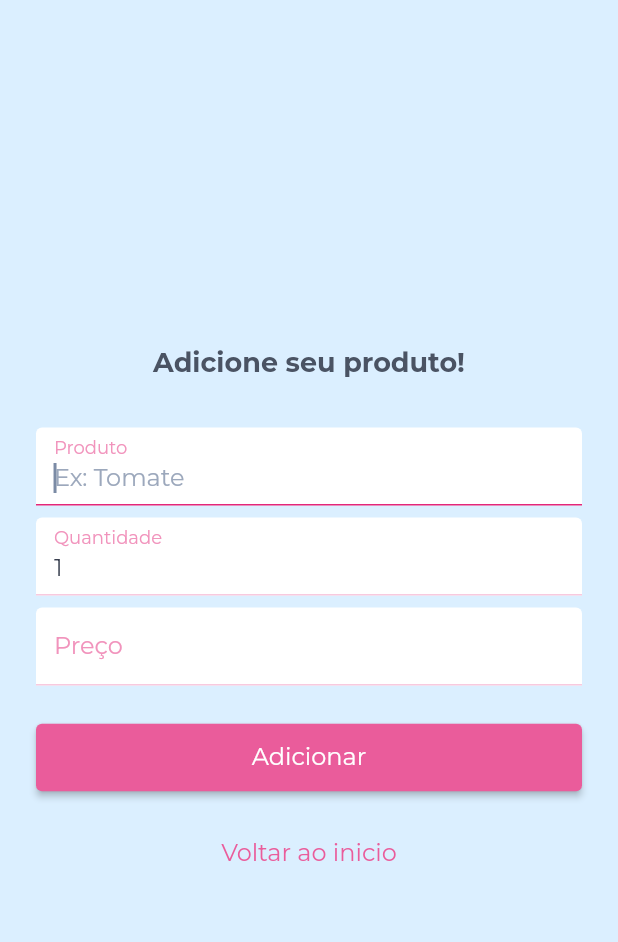
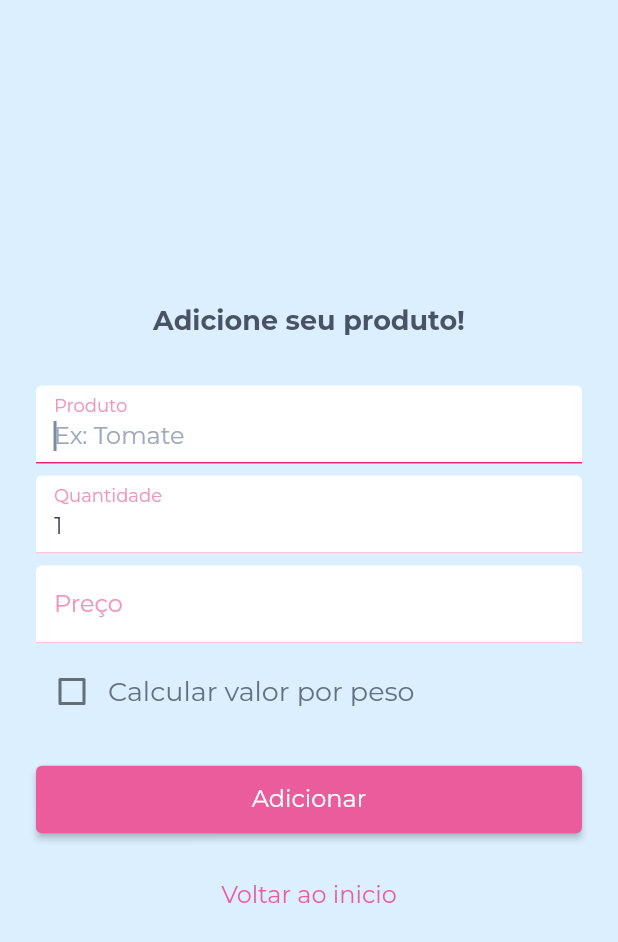
Before and after one commit to ViniciusPii/market-list-getx-flutter, a Flutter app: the screen it shows after launch, after a tap on an icon or button, on a phone screen of 412 x 824 dp. Shown: the top 942 px of the screen. Run offline on Flutter 3.47's test engine with Material 2 defaults, Android fonts, the phone set to English and light mode, and no system bars; our stand-ins replace cloud_firestore, firebase_core, flutter_slidable, font_awesome_flutter, google_fonts; accounts and stored records are empty.

Commit message:
feature de escolher por peso ou quantidade

```diff
--- a/lib/models/product_model.dart
+++ b/lib/models/product_model.dart
@@ -9,6 +9,8 @@ class ProductModel {
     required this.quantity,
     required this.fullPrice,
     required this.timestamp,
+    required this.weight,
+    this.isSelected = false,
   });
 
   factory ProductModel.fromDocument(DocumentSnapshot<Map<String, dynamic>> doc) {
@@ -19,6 +21,8 @@ class ProductModel {
       price: double.parse(doc['price'].toString()),
       fullPrice: double.parse(doc['fullPrice'].toString()),
       timestamp: DateTime.parse(doc['timestamp'].toDate().toString()),
+      weight: double.parse(doc['weight'].toString()),
+      isSelected: doc['isSelected'].toString() == 'true',
     );
   }
 
@@ -29,6 +33,8 @@ class ProductModel {
       'price': price,
       'fullPrice': fullPrice,
       'timestamp': timestamp,
+      'weight': weight,
+      'isSelected': isSelected,
     };
   }
 
@@ -38,13 +44,18 @@ class ProductModel {
   final int quantity;
   final double fullPrice;
   final DateTime timestamp;
+  final double weight;
+  final bool isSelected;
 
-  static double changeFullPrice(double price, int quantity) {
-    return quantity * price;
-  }
+  static double changeFullPriceQuantity(double price, int quantity) => quantity * price;
 
-  static String formatCurrency(double value) {
-    final String real = NumberFormat.currency(locale: 'pt_BR', name: 'R\$').format(value);
-    return real;
-  }
+  static double changeFullPriceWeight(double price, double weight) => weight * price;
+
+  static String formatCurrency(double value) =>
+      NumberFormat.currency(locale: 'pt_BR', name: 'R\$').format(value);
+
+  static String formatWeight(double value) =>
+      NumberFormat.currency(locale: 'pt_BR', name: 'Kg ', decimalDigits: 3).format(value);
+
+  static String formatGrams(double value) => (value * 1000).toStringAsFixed(0);
 }
--- a/lib/pages/forms/form_page.dart
+++ b/lib/pages/forms/edit_product_page.dart
@@ -7,42 +7,44 @@ import 'package:market_list/theme/app_colors.dart';
 import 'package:market_list/theme/app_dimension.dart';
 import 'package:market_list/theme/app_fonts.dart';
 import 'package:market_list/utils/masks/currency_mask_formatter.dart';
+import 'package:market_list/utils/masks/weight_mask_formatter.dart';
 import 'package:market_list/utils/validators/form_validators.dart';
 import 'package:provider/provider.dart';
 
-class FormPage extends StatefulWidget {
-  const FormPage({
+class EditProductPage extends StatefulWidget {
+  const EditProductPage({
     Key? key,
-    this.product,
+    required this.product,
   }) : super(key: key);
 
-  final ProductModel? product;
+  final ProductModel product;
 
   @override
-  _FormPageState createState() => _FormPageState();
+  _EditProductPageState createState() => _EditProductPageState();
 }
 
-class _FormPageState extends State<FormPage> {
+class _EditProductPageState extends State<EditProductPage> {
   final GlobalKey<FormState> _form = GlobalKey<FormState>();
   TextEditingController _productEC = TextEditingController();
   TextEditingController _quantityEC = TextEditingController(text: '1');
   TextEditingController _priceEC = TextEditingController();
+  TextEditingController _weightEC = TextEditingController(text: '0');
 
   @override
   void dispose() {
     _productEC.dispose();
     _quantityEC.dispose();
     _priceEC.dispose();
+    _weightEC.dispose();
     super.dispose();
   }
 
   @override
   void initState() {
-    if (widget.product != null) {
-      _productEC = TextEditingController(text: widget.product!.productName);
-      _quantityEC = TextEditingController(text: widget.product!.quantity.toString());
-      _priceEC = TextEditingController(text: ProductModel.formatCurrency(widget.product!.price));
-    }
+    _productEC = TextEditingController(text: widget.product.productName);
+    _quantityEC = TextEditingController(text: widget.product.quantity.toString());
+    _priceEC = TextEditingController(text: ProductModel.formatCurrency(widget.product.price));
+    _weightEC = TextEditingController(text: ProductModel.formatWeight(widget.product.weight));
     super.initState();
   }
 
@@ -64,9 +66,7 @@ class _FormPageState extends State<FormPage> {
                 mainAxisAlignment: MainAxisAlignment.center,
                 children: <Widget>[
                   Text(
-                    widget.product == null
-                        ? 'Adicione seu produto!'
-                        : 'Editando ${widget.product!.productName}!',
+                    'Editando ${widget.product.productName}!',
                     style: AppFonts.size_4(weight: FontWeight.bold, color: AppColors.neutral[700]),
                   ),
                   const SizedBox(height: AppDimension.dm_32),
@@ -82,6 +82,19 @@ class _FormPageState extends State<FormPage> {
                     controller: _productEC,
                   ),
                   const SizedBox(height: AppDimension.dm_8),
+                  if (widget.product.isSelected)
+                    TextInputComponent(
+                      label: 'Peso',
+                      hint: 'Ex: Kg 0,500',
+                      formatters: <TextInputFormatter>[
+                        FilteringTextInputFormatter.digitsOnly,
+                        WeightMaskFormatter(),
+                      ],
+                      type: TextInputType.number,
+                      validators: FormValidators.checkWeight,
+                      controller: _weightEC,
+                    )
+                  else
                     TextInputComponent(
                       label: 'Quantidade',
                       hint: 'Ex: 1',
@@ -116,9 +129,7 @@ class _FormPageState extends State<FormPage> {
                               ),
                             )
                           : ElevatedButton(
-                              onPressed: () => widget.product == null
-                                  ? _saveProduct(productListRepository)
-                                  : _updateProduct(productListRepository),
+                              onPressed: () => _updateProduct(productListRepository),
                               child: const Text('Adicionar'),
                               style: ElevatedButton.styleFrom(
                                 primary: AppColors.pink[400],
@@ -145,35 +156,16 @@ class _FormPageState extends State<FormPage> {
     );
   }
 
-  Future<void> _saveProduct(ProductListRepository productListRepository) async {
+  Future<void> _updateProduct(ProductListRepository productListRepository) async {
     if (_form.currentState!.validate()) {
+      final String id = widget.product.id;
       final String productName = _productEC.text.trim();
       final double price = CurrencyMaskFormatter.unMaskFormatted(_priceEC.text);
+      final double weight = WeightMaskFormatter.unMaskFormatted(_weightEC.text);
       final int quantity = int.parse(_quantityEC.text);
-      final double fullPrice = ProductModel.changeFullPrice(price, quantity);
-      final DateTime timestamp = DateTime.now();
-
-      await productListRepository.save(
-        ProductModel(
-          productName: productName,
-          price: price,
-          quantity: quantity,
-          fullPrice: fullPrice,
-          timestamp: timestamp,
-        ),
-      );
-
-      Navigator.pop(context);
-    }
-  }
-
-  Future<void> _updateProduct(ProductListRepository productListRepository) async {
-    if (_form.currentState!.validate()) {
-      final String id = widget.product!.id;
-      final String productName = _productEC.text.trim();
-      final double price = CurrencyMaskFormatter.unMaskFormatted(_priceEC.text);
-      final int quantity = int.parse(_quantityEC.text);
-      final double fullPrice = ProductModel.changeFullPrice(price, quantity);
+      final double fullPrice = widget.product.isSelected
+          ? ProductModel.changeFullPriceWeight(price, weight)
+          : ProductModel.changeFullPriceQuantity(price, quantity);
       final DateTime timestamp = DateTime.now();
 
       await productListRepository.update(
@@ -184,6 +176,8 @@ class _FormPageState extends State<FormPage> {
           quantity: quantity,
           fullPrice: fullPrice,
           timestamp: timestamp,
+          weight: weight,
+          isSelected: widget.product.isSelected,
         ),
       );
 
--- /dev/null
+++ b/lib/pages/forms/save_product_page.dart
@@ -0,0 +1,191 @@
+import 'package:flutter/material.dart';
+import 'package:flutter/services.dart';
+import 'package:market_list/components/text_input_component.dart';
+import 'package:market_list/models/product_model.dart';
+import 'package:market_list/repositories/product_list_repository.dart';
+import 'package:market_list/theme/app_colors.dart';
+import 'package:market_list/theme/app_dimension.dart';
+import 'package:market_list/theme/app_fonts.dart';
+import 'package:market_list/utils/masks/currency_mask_formatter.dart';
+import 'package:market_list/utils/masks/weight_mask_formatter.dart';
+import 'package:market_list/utils/validators/form_validators.dart';
+import 'package:provider/provider.dart';
+
+class SaveProductPage extends StatefulWidget {
+  const SaveProductPage({
+    Key? key,
+  }) : super(key: key);
+
+  @override
+  _SaveProductPageState createState() => _SaveProductPageState();
+}
+
+class _SaveProductPageState extends State<SaveProductPage> {
+  final GlobalKey<FormState> _form = GlobalKey<FormState>();
+  final TextEditingController _productEC = TextEditingController();
+  final TextEditingController _quantityEC = TextEditingController(text: '1');
+  final TextEditingController _priceEC = TextEditingController();
+  final TextEditingController _weightEC = TextEditingController();
+
+  bool _isSelected = false;
+
+  @override
+  void dispose() {
+    _productEC.dispose();
+    _quantityEC.dispose();
+    _priceEC.dispose();
+    _weightEC.dispose();
+    super.dispose();
+  }
+
+  @override
+  Widget build(BuildContext context) {
+    return Scaffold(
+      backgroundColor: AppColors.celeste[200],
+      body: Center(
+        child: SingleChildScrollView(
+          child: Padding(
+            padding: const EdgeInsets.symmetric(
+              vertical: AppDimension.dm_16,
+              horizontal: AppDimension.dm_24,
+            ),
+            child: Form(
+              key: _form,
+              child: Column(
+                crossAxisAlignment: CrossAxisAlignment.center,
+                mainAxisAlignment: MainAxisAlignment.center,
+                children: <Widget>[
+                  Text(
+                    'Adicione seu produto!',
+                    style: AppFonts.size_4(weight: FontWeight.bold, color: AppColors.neutral[700]),
+                  ),
+                  const SizedBox(height: AppDimension.dm_32),
+                  TextInputComponent(
+                    label: 'Produto',
+                    hint: 'Ex: Tomate',
+                    formatters: <TextInputFormatter>[
+                      FilteringTextInputFormatter.allow(
+                        RegExp('[A-Za-záàâãéèêíïóôõöúçñÁÀÂÃÉÈÍÏÓÔÕÖÚÇÑ ]+|s'),
+                      ),
+                    ],
+                    validators: FormValidators.checkNotEmptyProductName,
+                    controller: _productEC,
+                  ),
+                  const SizedBox(height: AppDimension.dm_8),
+                  if (_isSelected)
+                    TextInputComponent(
+                      label: 'Peso',
+                      hint: 'Ex: Kg 0,500',
+                      formatters: <TextInputFormatter>[
+                        FilteringTextInputFormatter.digitsOnly,
+                        WeightMaskFormatter(),
+                      ],
+                      type: TextInputType.number,
+                      validators: FormValidators.checkWeight,
+                      controller: _weightEC,
+                    )
+                  else
+                    TextInputComponent(
+                      label: 'Quantidade',
+                      hint: 'Ex: 1',
+                      formatters: <TextInputFormatter>[
+                        FilteringTextInputFormatter.digitsOnly,
+                      ],
+                      type: TextInputType.number,
+                      validators: FormValidators.checkAmount,
+                      controller: _quantityEC,
+                    ),
+                  const SizedBox(height: AppDimension.dm_8),
+                  TextInputComponent(
+                    label: 'Preço',
+                    hint: 'Ex: R\$ 2,50',
+                    formatters: <TextInputFormatter>[
+                      FilteringTextInputFormatter.digitsOnly,
+                      CurrencyMaskFormatter(),
+                    ],
+                    type: TextInputType.number,
+                    validators: FormValidators.checkPrice,
+                    controller: _priceEC,
+                  ),
+                  const SizedBox(height: AppDimension.dm_8),
+                  Row(
+                    children: <Widget>[
+                      Checkbox(
+                        value: _isSelected,
+                        onChanged: (bool? value) {
+                          setState(() => _isSelected = value!);
+                        },
+                      ),
+                      Text(
+                        'Calcular valor por peso',
+                        style: AppFonts.size_4(color: AppColors.neutral[600]),
+                      )
+                    ],
+                  ),
+                  const SizedBox(height: AppDimension.dm_24),
+                  Consumer<ProductListRepository>(
+                    builder: (_, ProductListRepository productListRepository, __) {
+                      return productListRepository.isLoading
+                          ? Container(
+                              width: AppDimension.dm_24,
+                              height: AppDimension.dm_24,
+                              child: CircularProgressIndicator(
+                                color: AppColors.pink[400],
+                              ),
+                            )
+                          : ElevatedButton(
+                              onPressed: () => _saveProduct(productListRepository),
+                              child: const Text('Adicionar'),
+                              style: ElevatedButton.styleFrom(
+                                primary: AppColors.pink[400],
+                                textStyle: AppFonts.size_3(),
+                              ),
+                            );
+                    },
+                  ),
+                  const SizedBox(height: AppDimension.dm_16),
+                  TextButton(
+                    onPressed: () => Navigator.pop(context),
+                    child: const Text('Voltar ao inicio'),
+                    style: TextButton.styleFrom(
+                      primary: AppColors.pink[400],
+                      textStyle: AppFonts.size_3(),
+                    ),
+                  )
+                ],
+              ),
+            ),
+          ),
+        ),
+      ),
+    );
+  }
+
+  Future<void> _saveProduct(ProductListRepository productListRepository) async {
+    if (_form.currentState!.validate()) {
+      final String productName = _productEC.text.trim();
+      final double price = CurrencyMaskFormatter.unMaskFormatted(_priceEC.text);
+      final double weight =
+          _weightEC.text.isEmpty ? 0 : WeightMaskFormatter.unMaskFormatted(_weightEC.text);
+      final int quantity = int.parse(_quantityEC.text);
+      final double fullPrice = _isSelected
+          ? ProductModel.changeFullPriceWeight(price, weight)
+          : ProductModel.changeFullPriceQuantity(price, quantity);
+      final DateTime timestamp = DateTime.now();
+
+      await productListRepository.save(
+        ProductModel(
+          productName: productName,
+          price: price,
+          quantity: quantity,
+          fullPrice: fullPrice,
+          timestamp: timestamp,
+          weight: weight,
+          isSelected: _isSelected,
+        ),
+      );
+
+      Navigator.pop(context);
+    }
+  }
+}
--- a/lib/pages/home/home_page.dart
+++ b/lib/pages/home/home_page.dart
@@ -44,7 +44,7 @@ class _HomePageState extends State<HomePage> {
         ),
         floatingActionButton: FloatingButtonComponent(
           action: () {
-            Navigator.pushNamed(context, '/forms');
+            Navigator.pushNamed(context, '/save');
           },
         ),
       ),
@@ -223,7 +223,7 @@ class _HomePageState extends State<HomePage> {
                         color: Colors.transparent,
                         icon: FontAwesomeIcons.edit,
                         foregroundColor: AppColors.pink[400],
-                        onTap: () => Navigator.pushNamed(context, '/forms', arguments: product),
+                        onTap: () => Navigator.pushNamed(context, '/edit', arguments: product),
                       ),
                     ],
                     secondaryActions: <Widget>[
--- a/lib/routes/app_routes.dart
+++ b/lib/routes/app_routes.dart
@@ -1,6 +1,7 @@
 import 'package:flutter/material.dart';
 import 'package:market_list/models/product_model.dart';
-import 'package:market_list/pages/forms/form_page.dart';
+import 'package:market_list/pages/forms/edit_product_page.dart';
+import 'package:market_list/pages/forms/save_product_page.dart';
 import 'package:market_list/pages/home/home_page.dart';
 
 class AppRoutes {
@@ -10,8 +11,8 @@ class AppRoutes {
     // default
     '/': (_) => const HomePage(),
     // app
-    '/forms': (BuildContext context) =>
-        FormPage(product: ModalRoute.of(context)!.settings.arguments as ProductModel?),
-    //auth
+    '/save': (_) => const SaveProductPage(),
+    '/edit': (BuildContext context) =>
+        EditProductPage(product: ModalRoute.of(context)!.settings.arguments as ProductModel),
   };
 }
--- a/lib/utils/validators/form_validators.dart
+++ b/lib/utils/validators/form_validators.dart
@@ -1,4 +1,5 @@
 import 'package:market_list/utils/masks/currency_mask_formatter.dart';
+import 'package:market_list/utils/masks/weight_mask_formatter.dart';
 
 class FormValidators {
   static String? checkNotEmptyProductName(String? itemName) {
@@ -15,6 +16,14 @@ class FormValidators {
     }
   }
 
+  static String? checkWeight(String? weight) {
+    if (weight!.isEmpty) {
+      return 'Informe um peso';
+    } else if (WeightMaskFormatter.unMaskFormatted(weight) <= 0) {
+      return 'Valor inválido para peso';
+    }
+  }
+
   static String? checkPrice(String? price) {
     if (price!.isEmpty) {
       return 'Informe o valor';
```
Also changed, not shown: lib/components/card_product_component.dart (+17 -4 lines), lib/utils/masks/weight_mask_formatter.dart (added, +26 -0 lines). Lines whose indentation alone changed are shown as unchanged.
